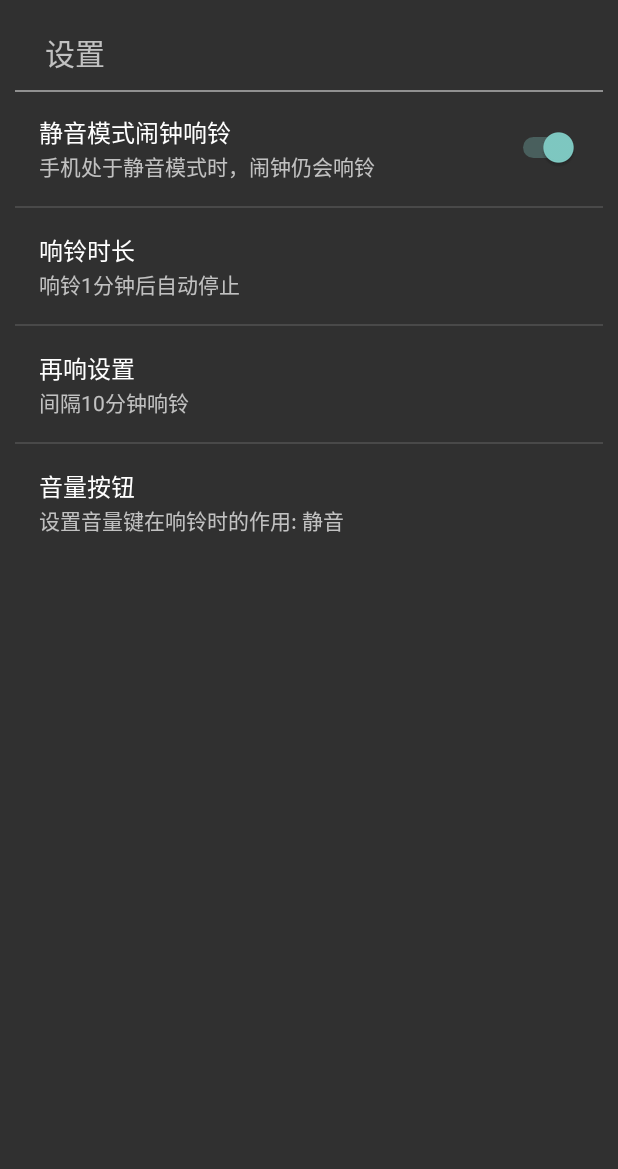
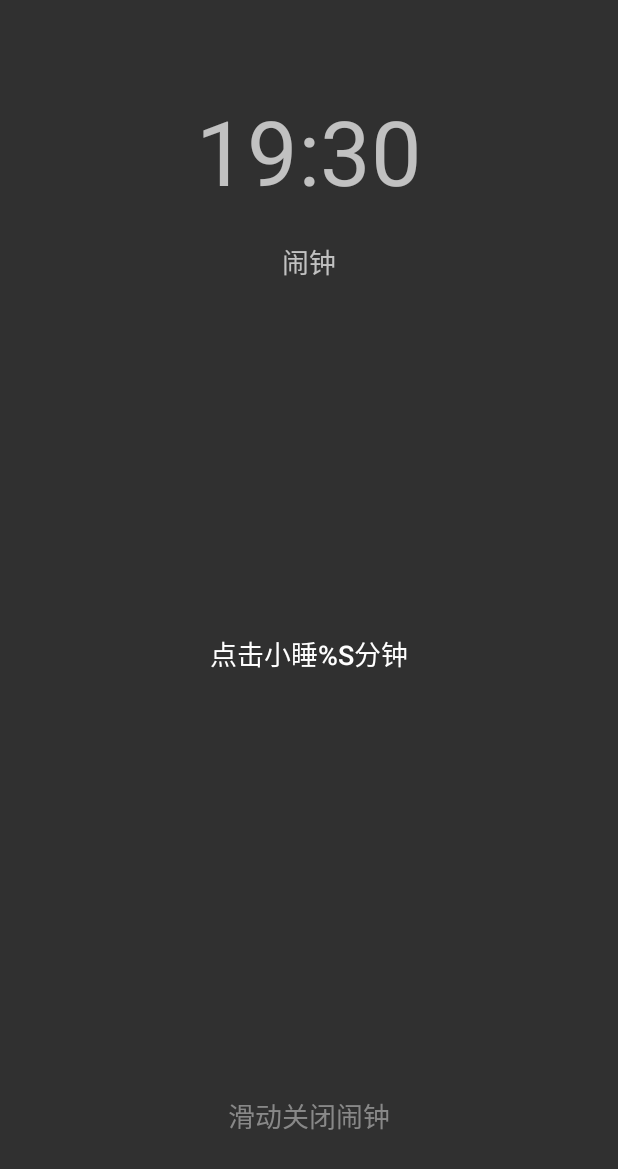
Before and after one commit to chocalote/IntervalAlarmClock, an Android app: the screen it shows after launch (SettingActivity before the commit, AlertActivity after it), after a tap on "设置", on a phone screen of 412 x 824 dp. Shown: the top 1169 px of the screen. Run offline under Robolectric (Android 15) with nearby library versions, the phone set to English and light mode, and no system bars.

Commit message:
add AlertActivity

```diff
--- a/app/src/main/AndroidManifest.xml
+++ b/app/src/main/AndroidManifest.xml
@@ -3,8 +3,7 @@
           xmlns:tools="http://schemas.android.com/tools"
           package="com.kunxun.intervalalarmclock">
 
-    <!--<uses-permission android:name="android.permission.WRITE_SETTINGS" />-->
-
+    <!-- <uses-permission android:name="android.permission.WRITE_SETTINGS" /> -->
     <application
         android:allowBackup="true"
         android:icon="@mipmap/ic_launcher"
@@ -31,6 +30,8 @@
         </activity>
         <activity android:name=".SettingActivity">
         </activity>
+        <activity android:name=".AlertActivity">
+        </activity>
     </application>
 
 </manifest>
--- /dev/null
+++ b/app/src/main/java/com/kunxun/intervalalarmclock/AlertActivity.java
@@ -0,0 +1,22 @@
+package com.kunxun.intervalalarmclock;
+
+import android.app.Activity;
+import android.os.Bundle;
+import android.widget.Toast;
+
+public class AlertActivity extends Activity implements SlideBar.OnTriggerListener {
+
+    @Override
+    protected void onCreate(Bundle savedInstanceState) {
+        super.onCreate(savedInstanceState);
+        setContentView(R.layout.activity_alert);
+        SlideBar slideToUnLock = findViewById(R.id.slideBar);
+        slideToUnLock.setOnTriggerListener(this);
+    }
+
+    @Override
+    public void onTrigger() {
+        Toast.makeText(this, "closed", Toast.LENGTH_SHORT).show();
+
+    }
+}
--- /dev/null
+++ b/app/src/main/java/com/kunxun/intervalalarmclock/GradientView.java
@@ -0,0 +1,119 @@
+package com.kunxun.intervalalarmclock;
+
+import android.animation.ValueAnimator;
+import android.content.Context;
+import android.content.res.TypedArray;
+import android.graphics.Canvas;
+import android.graphics.Color;
+import android.graphics.LinearGradient;
+import android.graphics.Paint;
+import android.graphics.Shader;
+import android.graphics.drawable.BitmapDrawable;
+import android.graphics.drawable.Drawable;
+import android.support.annotation.Nullable;
+import android.util.AttributeSet;
+import android.view.View;
+import android.view.animation.Animation;
+
+public class GradientView extends View {
+    private static final  String  TAG = "GradientView";
+//    private static final boolean DEBUG = false;
+    private float 	mIndex = 0;
+    private Shader mShader;
+    private int 	mTextSize;
+    private static final int mUpdateStep = 15;
+    private static final int mMaxWidth = 40 * mUpdateStep; // 26*25
+    private static final int mMinWidth = 6 * mUpdateStep;  // 5*25
+    int 			mDefaultColor;
+    int             mSlideColor;
+    private ValueAnimator animator;
+    private int mWidth,mHeight;
+    private String mStringToShow;
+    private Paint mTextPaint;
+    private float mTextHeight;
+    //private Drawable mSlideIcon;
+    private int mSlideIconHeight;
+    private static final int mSlideIconOffSetTop = 2;
+
+    private ValueAnimator.AnimatorUpdateListener mAnimatorUpdateListener = new ValueAnimator.AnimatorUpdateListener() {
+        @Override
+        public void onAnimationUpdate(ValueAnimator animation) {
+            mIndex = Float.parseFloat(animation.getAnimatedValue().toString());
+
+            mShader = new LinearGradient(mIndex - 20 * mUpdateStep, 100,
+                    mIndex, 100, new int[] { mDefaultColor, mDefaultColor, mDefaultColor,mSlideColor,
+                    mSlideColor, mDefaultColor, mDefaultColor, mDefaultColor }, null,
+                    Shader.TileMode.CLAMP);
+            postInvalidate();
+        }
+    };
+
+    public GradientView(Context context) {
+        super(context);
+    }
+
+    public GradientView(Context context, @Nullable AttributeSet attrs) {
+        super(context, attrs);
+        TypedArray a = context.obtainStyledAttributes(attrs, R.styleable.GradientView);
+        mStringToShow = a.getString(R.styleable.GradientView_StringToShow) ;
+        mTextSize = (int)a.getDimension(R.styleable.GradientView_TextSize, 40);
+        mDefaultColor = a.getColor(R.styleable.GradientView_TextColor, Color.GRAY);
+        mSlideColor = a.getColor(R.styleable.GradientView_SlideColor, Color.WHITE);
+//        mSlideIcon = context.getResources().getDrawable(R.drawable.slide_icon);
+//        mSlideIconHeight = mSlideIcon.getMinimumHeight();
+        a.recycle();
+
+        animator = ValueAnimator.ofFloat(mMinWidth,mMaxWidth);
+        animator.setDuration(1800);
+        animator.addUpdateListener(mAnimatorUpdateListener);
+        animator.setRepeatCount(Animation.INFINITE);//repeat animation
+        animator.start();
+
+
+        mTextPaint = new Paint();
+        mTextPaint.setAntiAlias(true);
+        mTextPaint.setColor(mSlideColor);
+        mTextPaint.setTextSize(mTextSize);
+        mTextPaint.setTextAlign(Paint.Align.CENTER);
+
+        mTextHeight = mTextPaint.ascent();
+
+        setFocusable(true);
+    }
+
+    @Override
+    protected void onDraw(Canvas canvas) {
+        super.onDraw(canvas);
+
+        mTextPaint.setShader(mShader);
+//        canvas.drawBitmap(((BitmapDrawable) mSlideIcon).getBitmap(), 20, mHeight
+//                / 2 - mSlideIconHeight / 2 + mSlideIconOffSetTop, null);
+        canvas.drawText(mStringToShow, mWidth / 2, mHeight / 2 - mTextHeight
+                / 2 - mSlideIconOffSetTop, mTextPaint); // slide_unlock
+    }
+
+    @Override
+    protected void onMeasure(int widthMeasureSpec, int heightMeasureSpec) {
+        super.onMeasure(widthMeasureSpec, heightMeasureSpec);
+        mWidth = MeasureSpec.getSize(widthMeasureSpec);
+        mHeight = MeasureSpec.getSize(heightMeasureSpec);
+    }
+
+    public void stopAnimatorAndChangeColor() {
+//        if(DEBUG)
+//        Log.w(TAG, "stopGradient");
+        animator.cancel();
+        //reset
+        mShader = new LinearGradient(0, 100, mIndex, 100,
+                new int[] {mSlideColor, mSlideColor},
+                null, Shader.TileMode.CLAMP);
+        invalidate();
+    }
+
+    public void startAnimator() {
+//        if(DEBUG)
+//            Log.w(TAG, "startGradient");
+        animator.start();
+    }
+
+}
--- a/app/src/main/java/com/kunxun/intervalalarmclock/MainActivity.java
+++ b/app/src/main/java/com/kunxun/intervalalarmclock/MainActivity.java
@@ -67,7 +67,7 @@ public class MainActivity extends Activity {
         btnSetting.setOnClickListener(new View.OnClickListener() {
             @Override
             public void onClick(View view) {
-                startActivity(new Intent(MainActivity.this, SettingActivity.class));
+                startActivity(new Intent(MainActivity.this, AlertActivity.class));
             }
         });
     }
--- /dev/null
+++ b/app/src/main/java/com/kunxun/intervalalarmclock/SlideBar.java
@@ -0,0 +1,161 @@
+package com.kunxun.intervalalarmclock;
+
+import android.animation.ObjectAnimator;
+import android.content.Context;
+import android.content.res.TypedArray;
+import android.util.AttributeSet;
+import android.view.MotionEvent;
+import android.view.VelocityTracker;
+import android.widget.RelativeLayout;
+
+public class SlideBar extends RelativeLayout {
+    private static final String TAG = "SlideBar";
+//    private static final boolean DEBUG = false;
+
+    GradientView mGradientView ;
+    private int gradientViewStartX;
+    private float mEventDownX;
+    private float mGradientViewIndicateLeft;
+    private OnTriggerListener mOnTriggerListener;
+    private VelocityTracker mVelocityTracker = null;
+    private int mMinVelocityXToUnlock;
+    private int mMinDistanceToUnlock;
+    private int mLeftAnimationDuration;
+    private int mRightAnimationDuration;
+    private ObjectAnimator animLeftMoveAnimator;
+    private ObjectAnimator animRightMoveAnimator;
+    private static final int MaxDistance = 400;
+
+    public interface OnTriggerListener {
+        void onTrigger();
+    }
+
+    public SlideBar(Context context, AttributeSet attrs) {
+        super(context, attrs);
+        gradientViewStartX = context.getResources().
+                getDimensionPixelSize(R.dimen.gradient_view_margin_left) + 8;
+        TypedArray a = context.obtainStyledAttributes(attrs, R.styleable.SlideBar);
+        mMinVelocityXToUnlock = a.getInt(R.styleable.SlideBar_MinVelocityXToUnlock,2000) ;
+        mMinDistanceToUnlock = a.getInt(R.styleable.SlideBar_MinDistanceToUnlock,300) ;
+        mLeftAnimationDuration = a.getInt(R.styleable.SlideBar_LeftAnimationDuratioin,250) ;
+        mRightAnimationDuration = a.getInt(R.styleable.SlideBar_RightAnimationDuratioin,300) ;
+        a.recycle();
+    }
+
+    @Override
+    public boolean onTouchEvent(MotionEvent event){
+        final int action = event.getActionMasked();
+        boolean handled = false;
+
+        if (mVelocityTracker == null) {
+            mVelocityTracker = VelocityTracker.obtain();
+        }
+
+        mVelocityTracker.addMovement(event);
+
+        switch (action) {
+            case MotionEvent.ACTION_POINTER_DOWN:
+            case MotionEvent.ACTION_DOWN:
+//                if (DEBUG) Log.v(TAG, "*** DOWN ***");
+                handleDown(event);
+                handled = true;
+                break;
+
+            case MotionEvent.ACTION_MOVE:
+//                if (DEBUG) Log.v(TAG, "*** MOVE ***");
+                handleMove(event);
+                handled = true;
+                break;
+
+            case MotionEvent.ACTION_POINTER_UP:
+            case MotionEvent.ACTION_UP:
+//                if (DEBUG) Log.v(TAG, "*** UP ***");
+                handleUp(event);
+                handled = true;
+                break;
+
+            case MotionEvent.ACTION_CANCEL:
+//                if (DEBUG) Log.v(TAG, "*** CANCEL ***");
+                handled = true;
+                break;
+
+        }
+        invalidate();
+        return handled ? true : super.onTouchEvent(event);
+    }
+
+    private void handleUp(MotionEvent event) {
+
+//        Log.v(TAG, "handleUp,mIndicateLeft:" + mGradientViewIndicateLeft);
+        //1. if user slide some distance, unlock
+        if(mGradientViewIndicateLeft >= mMinDistanceToUnlock){
+            unlockSuccess();
+            return;
+        }
+        //2. if user slide very fast, unlock
+        if(velocityTrigUnlock()){
+            return;
+        }
+        //otherwise reset the controls
+        resetControls();
+    }
+
+    private void handleMove(MotionEvent event) {
+
+        mGradientViewIndicateLeft = event.getX() - mEventDownX + gradientViewStartX;
+        if(mGradientViewIndicateLeft <= gradientViewStartX){
+            mGradientViewIndicateLeft = gradientViewStartX;
+        }
+        mGradientView.setX(mGradientViewIndicateLeft);
+    }
+
+    private void handleDown(MotionEvent event) {
+        mEventDownX = event.getX();
+        if(mGradientView == null){
+            mGradientView = findViewById(R.id.gradientView);
+        }
+        mGradientView.stopAnimatorAndChangeColor();
+
+    }
+
+    private void unlockSuccess() {
+        mOnTriggerListener.onTrigger();
+        animRightMoveAnimator = ObjectAnimator.ofFloat(mGradientView, "x",mGradientView.getX(), MaxDistance)
+                .setDuration(mRightAnimationDuration);
+        animRightMoveAnimator.start();
+    }
+
+    /**
+     * another way to unlock, if user slide very fast
+     */
+    private boolean velocityTrigUnlock() {
+        final VelocityTracker velocityTracker = mVelocityTracker;
+        velocityTracker.computeCurrentVelocity(1000);
+
+        int velocityX = (int) velocityTracker.getXVelocity();
+
+//        Log.v(TAG, "velocityX:" + velocityX);
+
+        if(velocityX > mMinVelocityXToUnlock){
+            unlockSuccess();
+            return true;
+        }
+
+        if (mVelocityTracker != null) {
+            mVelocityTracker.recycle();
+            mVelocityTracker = null;
+        }
+        return false;
+    }
+
+    private void resetControls(){
+        mGradientView.startAnimator();
+        animLeftMoveAnimator = ObjectAnimator.ofFloat(mGradientView, "x",
+                mGradientView.getX(),gradientViewStartX).setDuration(mLeftAnimationDuration);
+        animLeftMoveAnimator.start();
+    }
+
+    public void setOnTriggerListener(OnTriggerListener listener) {
+        mOnTriggerListener = listener;
+    }
+}
--- /dev/null
+++ b/app/src/main/res/layout/activity_alert.xml
@@ -0,0 +1,74 @@
+<?xml version="1.0" encoding="utf-8"?>
+<RelativeLayout
+    xmlns:android="http://schemas.android.com/apk/res/android"
+    xmlns:prvandroid="http://schemas.android.com/apk/res-auto"
+    xmlns:tools="http://schemas.android.com/tools"
+    android:layout_width="match_parent"
+    android:layout_height="match_parent"
+    android:orientation="vertical"
+    android:paddingLeft="10dp"
+    android:paddingRight="10dp"
+    tools:context=".AlertActivity">
+
+    <TextView
+        android:id="@+id/textViewTime"
+        android:layout_width="wrap_content"
+        android:layout_height="wrap_content"
+        android:layout_alignParentTop="true"
+        android:layout_centerHorizontal="true"
+        android:paddingBottom="20dp"
+        android:paddingTop="60dp"
+        android:text="19:30"
+        android:textSize="60dp"/>
+
+    <TextView
+        android:id="@+id/textViewName"
+        android:layout_width="wrap_content"
+        android:layout_height="wrap_content"
+        android:layout_below="@id/textViewTime"
+        android:layout_centerHorizontal="true"
+        android:text="闹钟"
+        android:textSize="18dp"/>
+
+    <Button
+        android:id="@+id/btnSnooze"
+        android:layout_width="match_parent"
+        android:layout_height="match_parent"
+        android:layout_above="@id/slideBar"
+        android:layout_below="@id/textViewName"
+        android:background="#00000000"
+        android:text="@string/btn_snooze"
+        android:textSize="18dp"
+        />
+
+    <View
+        android:layout_width="fill_parent"
+        android:layout_height="1dp"
+        android:layout_above="@id/slideBar"
+        android:layout_below="@id/btnSnooze"
+        android:background="@color/colorView"
+        android:paddingTop="10dp"
+        />
+
+    <com.kunxun.intervalalarmclock.SlideBar
+        android:id="@+id/slideBar"
+        android:layout_width="match_parent"
+        android:layout_height="@dimen/slide_bar_height"
+        android:layout_alignParentBottom="true"
+        android:layout_marginBottom="20dp">
+        <!--prvandroid:LeftAnimationDuratioin="200"-->
+        <!--prvandroid:MinDistanceToUnlock="500"-->
+        <!--prvandroid:MinVelocityXToUnlock="1500"-->
+        <!--prvandroid:RightAnimationDuratioin="1000">-->
+
+        <com.kunxun.intervalalarmclock.GradientView
+            android:id="@+id/gradientView"
+            android:layout_width="match_parent"
+            android:layout_height="match_parent"
+            android:layout_centerVertical="true"
+            android:layout_marginLeft="@dimen/gradient_view_margin_left"
+            prvandroid:StringToShow="@string/slide_to_unlock_string"
+            prvandroid:TextSize="@dimen/gradient_text_size"/>
+    </com.kunxun.intervalalarmclock.SlideBar>
+
+</RelativeLayout>
--- /dev/null
+++ b/app/src/main/res/values/dimens.xml
@@ -0,0 +1,9 @@
+<?xml version="1.0" encoding="utf-8"?>
+<resources>
+    <dimen name="activity_horizontal_margin">16dp</dimen>
+    <dimen name="activity_vertical_margin">16dp</dimen>
+    <dimen name="slide_bar_width">408.85px</dimen>
+    <dimen name="slide_bar_height">120dp</dimen>
+    <dimen name="gradient_view_margin_left">0dp</dimen>
+    <dimen name="gradient_text_size">18dp</dimen>
+</resources>
--- a/app/src/main/res/values/strings.xml
+++ b/app/src/main/res/values/strings.xml
@@ -82,4 +82,7 @@
         <item>暂停</item>
         <item>关闭</item>
     </string-array>
+
+    <string name="btn_snooze">"点击小睡<xliff:g id="MINUTES">%s</xliff:g>分钟"</string>
+    <string name="slide_to_unlock_string">滑动关闭闹钟</string>
 </resources>
```
Also changed, not shown: app/src/main/res/values/attrs.xml (added, +19 -0 lines).
